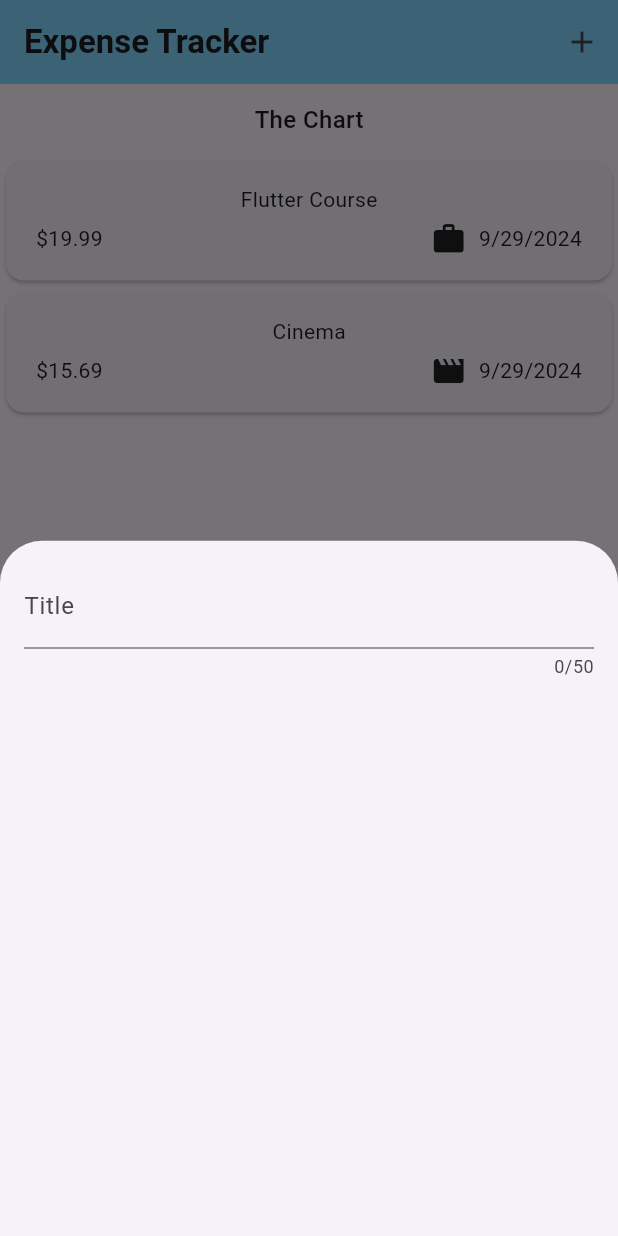
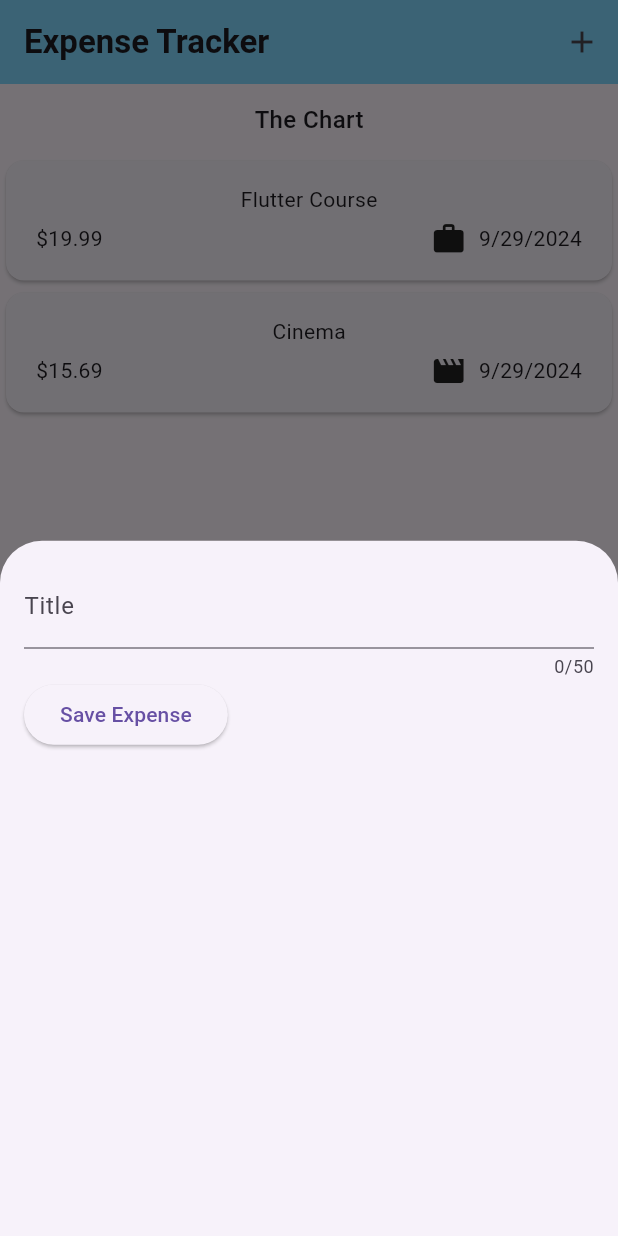
Before and after one commit to FadrialR/expense_tracker_app_flutter, a Flutter app: the screen it shows after launch, after a tap on the "add" icon, on a phone screen of 412 x 824 dp. Run offline on Flutter 3.47's test engine with Material 3 defaults, Android fonts, the phone set to English and light mode, and no system bars.

Commit message:
Getting user input

```diff
--- a/lib/widgets/new_expense.dart
+++ b/lib/widgets/new_expense.dart
@@ -8,17 +8,34 @@ class NewExpense extends StatefulWidget {
 }
 
 class _NewExpenseState extends State<NewExpense> {
+  var _enteredTitle = '';
+
+  void _saveTitleInput(String inputValue) {
+    _enteredTitle = inputValue;
+  }
+
   @override
   Widget build(BuildContext context) {
-    return const Padding(
-      padding: EdgeInsets.all(16),
+    return Padding(
+      padding: const EdgeInsets.all(16),
       child: Column(
         children: [
           TextField(
+            onChanged: _saveTitleInput,
             maxLength: 50,
-            decoration: InputDecoration(
+            decoration: const InputDecoration(
               label: Text('Title'),
             ),
+          ),
+          Row(
+            children: [
+              ElevatedButton(
+                onPressed: () {
+                  print(_enteredTitle);
+                },
+                child: Text('Save Expense'),
+              ),
+            ],
           ),
         ],
       ),
```
